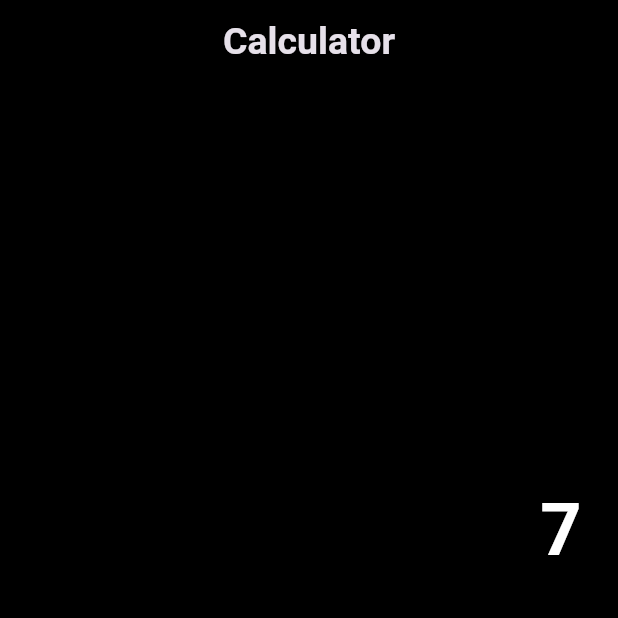
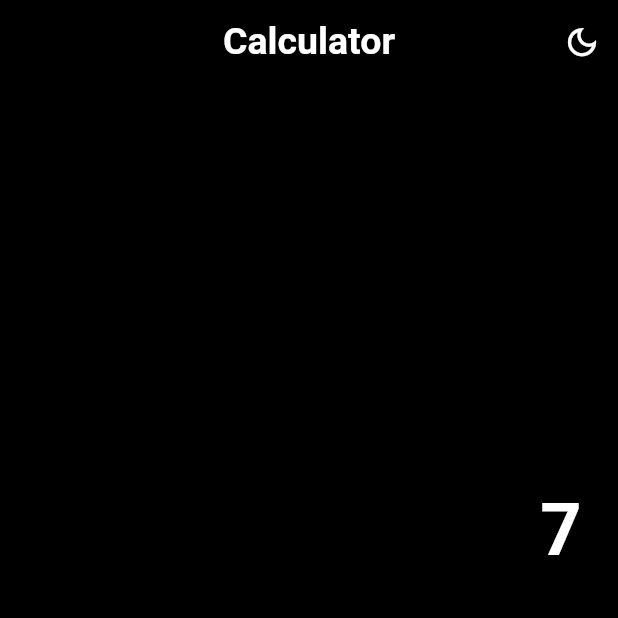
Before and after one commit to manishkumrprasad/PRODIGY_AD_01, a Flutter app: the screen it shows after launch, after a tap on an icon or button, on a phone screen of 412 x 824 dp, the top half of it. Run offline on Flutter 3.47's test engine with Material 3 defaults, Android fonts, the phone set to English and light mode, and no system bars.

Commit message:
added day/night mode

```diff
--- a/lib/calculator_screen.dart
+++ b/lib/calculator_screen.dart
@@ -13,6 +13,20 @@ class _CalculatorScreenState extends State<CalculatorScreen> {
   String operand = "";
   String number2 = "";
 
+  static Color color1 = Colors.black;
+
+  void bgColor(Color ccl) {
+    color1 = ccl;
+  }
+
+  Color checkColor() {
+    if (color1 == Colors.black) {
+      return Colors.white;
+    } else {
+      return Colors.black;
+    }
+  }
+
   @override
   Widget build(BuildContext context) {
     final screenSize = MediaQuery.of(context).size;
@@ -21,12 +35,32 @@ class _CalculatorScreenState extends State<CalculatorScreen> {
       appBar: AppBar(
         title: Text(
           "Calculator",
-          style: TextStyle(fontSize: 25, fontWeight: FontWeight.bold),
+          style: TextStyle(
+            fontSize: 25,
+            fontWeight: FontWeight.bold,
+            color: checkColor(),
+          ),
         ),
         backgroundColor: Colors.black12,
         centerTitle: true,
+        actions: [
+          IconButton(
+            onPressed: () {
+              if (color1 == Colors.black) {
+                // color1 = Colors.white;
+                bgColor(Colors.white);
+                setState(() {});
+              } else if (color1 == Colors.white) {
+                // color1 == Colors.black;
+                bgColor(Colors.black);
+                setState(() {});
+              }
+            },
+            icon: Icon(Icons.dark_mode_outlined, size: 25, color: checkColor()),
+          ),
+        ],
       ),
-      backgroundColor: Colors.black,
+      backgroundColor: color1,
       body: SafeArea(
         child: Column(
           children: [
@@ -39,10 +73,11 @@ class _CalculatorScreenState extends State<CalculatorScreen> {
                   padding: const EdgeInsets.all(24),
                   child: Text(
                     number1 + operand + number2,
-                    style: const TextStyle(
+                    style: TextStyle(
                       fontSize: 48,
                       fontWeight: FontWeight.bold,
-                      color: Colors.white,
+                      // color: Colors.black,
+                      color: checkColor(),
                     ),
                     textAlign: TextAlign.end,
                   ),
```
